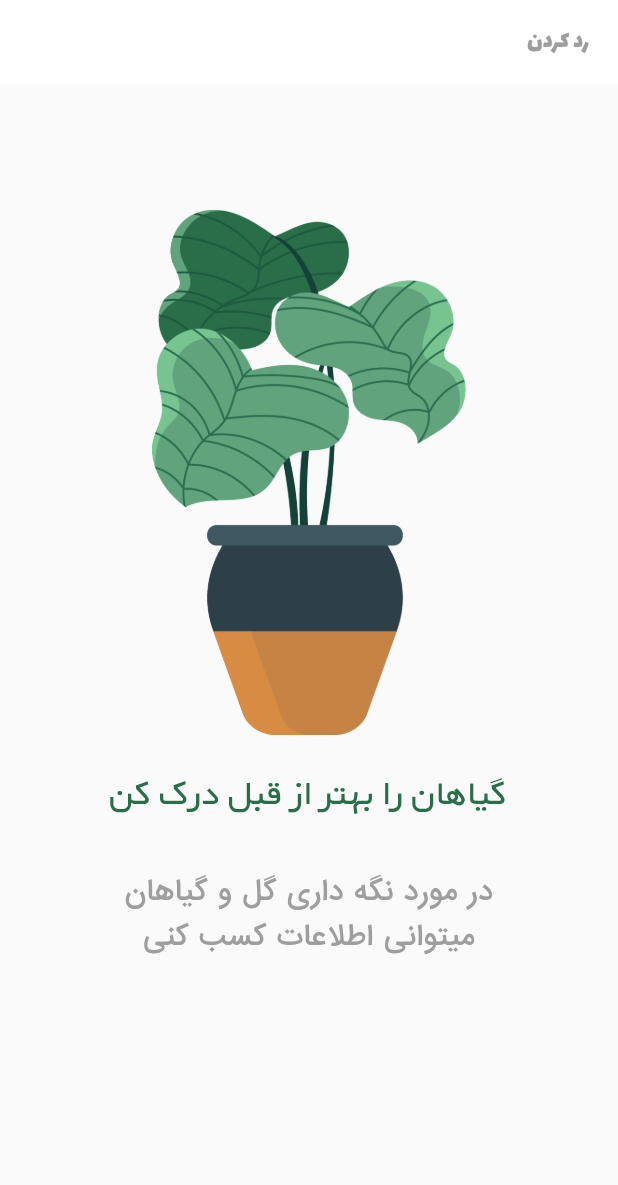
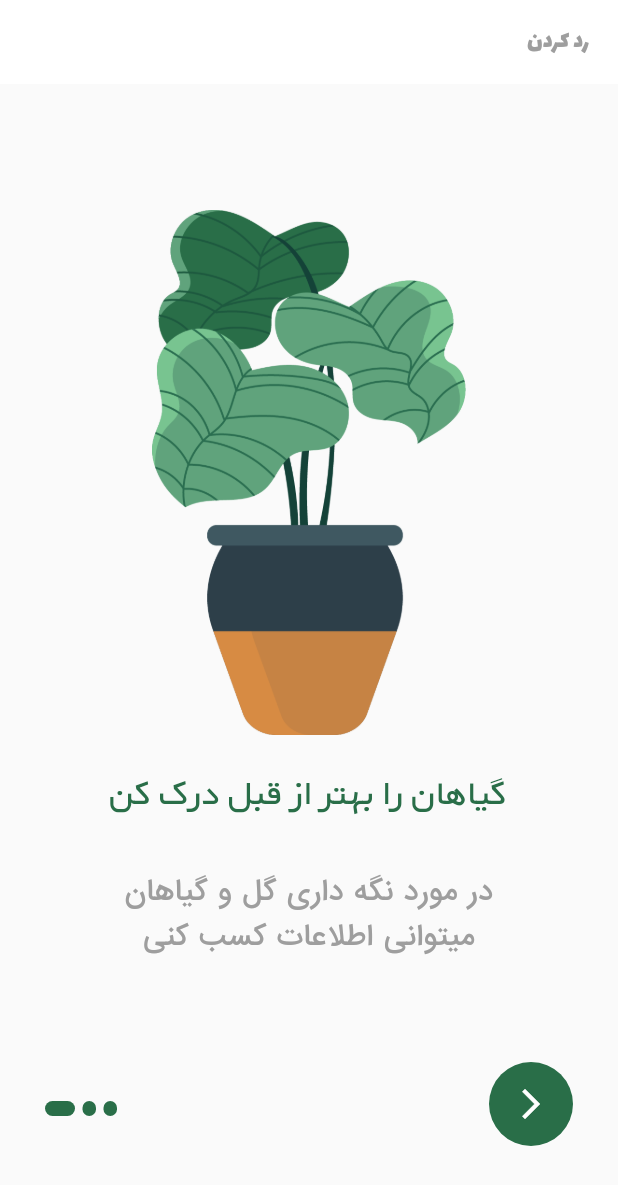
Before and after one commit to Ayminjf/plant-shop, a Flutter app: the screen it shows after launch, on a phone screen of 412 x 824 dp. Shown: the top 1185 px of the screen. Run offline on Flutter 3.47's test engine with Material 2 defaults, Android fonts, the phone set to English and light mode, and no system bars.

Commit message:
feat(intro-screen): add indicator and next page button to intro_screen.dart

```diff
--- a/lib/screens/intro_screen.dart
+++ b/lib/screens/intro_screen.dart
@@ -11,6 +11,31 @@ class IntroScreen extends StatefulWidget {
 class _IntroScreenState extends State<IntroScreen> {
   final PageController _pageController = PageController(initialPage: 0);
   int currentIndex = 0;
+
+  Widget indicator(bool isActive) {
+    return AnimatedContainer(
+      duration: const Duration(milliseconds: 100),
+      height: 10,
+      width: isActive ? 20 : 9,
+      margin: const EdgeInsets.only(right: 5),
+      decoration: BoxDecoration(
+        color: Constants.primaryColor,
+        borderRadius: BorderRadius.circular(5),
+      ),
+    );
+  }
+
+  List<Widget> _buildIndicator() {
+    List<Widget> indicators = [];
+    for (var i = 0; i < 3; i++) {
+      if (currentIndex == i) {
+        indicators.add(indicator(true));
+      } else {
+        indicators.add(indicator(false));
+      }
+    }
+    return indicators;
+  }
 
   @override
   Widget build(BuildContext context) {
@@ -69,6 +94,43 @@ class _IntroScreenState extends State<IntroScreen> {
               ),
             ],
           ),
+          Positioned(
+            bottom: 80,
+            left: 30,
+            child: Row(
+              children: _buildIndicator(),
+            ),
+          ),
+          Positioned(
+            bottom: 60,
+            right: 30,
+            child: Container(
+              padding: const EdgeInsets.all(4),
+              decoration: BoxDecoration(
+                shape: BoxShape.circle,
+                color: Constants.primaryColor,
+              ),
+              child: IconButton(
+                onPressed: () {
+                  setState(() {
+                    if (currentIndex < 2) {
+                      currentIndex++;
+                      if (currentIndex < 3) {
+                        _pageController.nextPage(
+                          duration: const Duration(milliseconds: 500),
+                          curve: Curves.ease,
+                        );
+                      }
+                    } else {}
+                  });
+                },
+                icon: const Icon(
+                  Icons.arrow_forward_ios,
+                  color: Colors.white,
+                ),
+              ),
+            ),
+          )
         ],
       ),
     );
```
